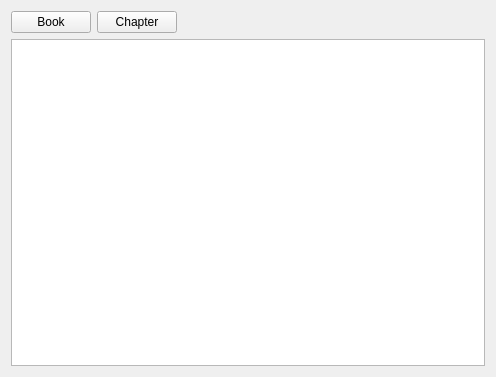
Old version of the form biblewindow.ui in the repository jfesh95/aletheia.
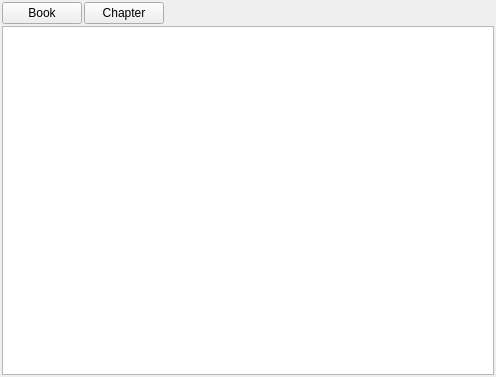
New version of the form. Icons and pictures are not drawn.

Commit message: Less padding in BibleWindow

Patch:
```diff
--- a/biblewindow.ui
+++ b/biblewindow.ui
@@ -18,6 +18,12 @@
     <normaloff>:/aletheia/icons/resources/open_book_small.png</normaloff>:/aletheia/icons/resources/open_book_small.png</iconset>
   </property>
   <layout class="QVBoxLayout" name="verticalLayout">
+   <property name="spacing">
+    <number>2</number>
+   </property>
+   <property name="margin">
+    <number>2</number>
+   </property>
    <item>
     <layout class="QHBoxLayout" name="horizontalLayout">
      <item>
```
The commit also changes 1 other file.
